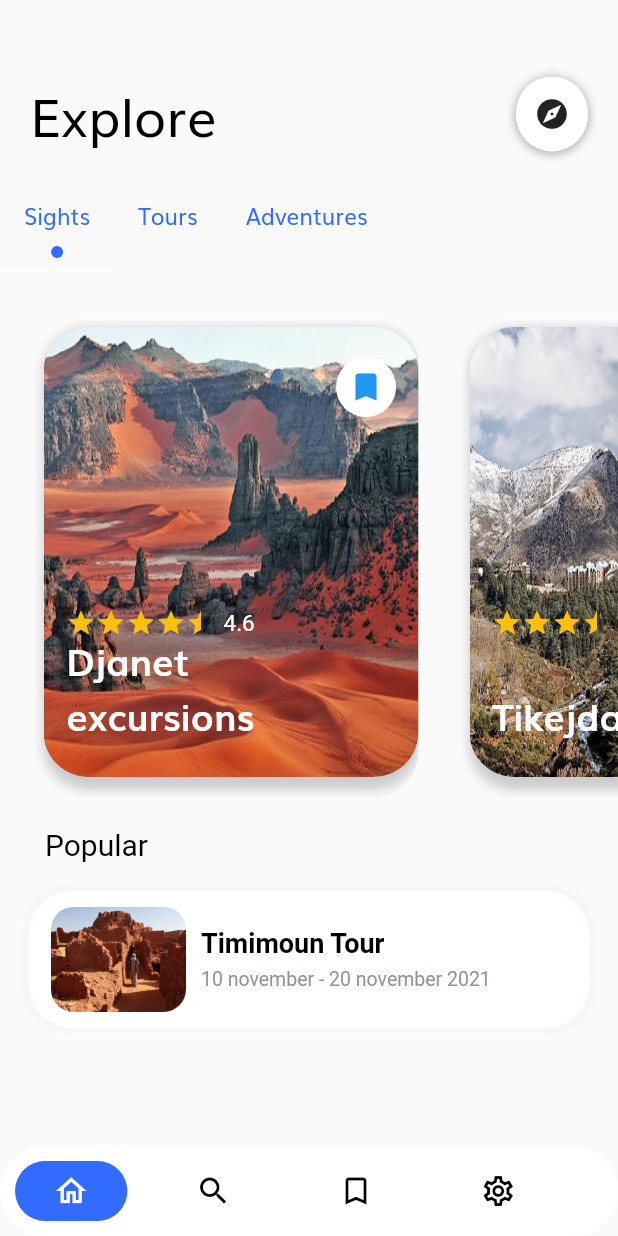
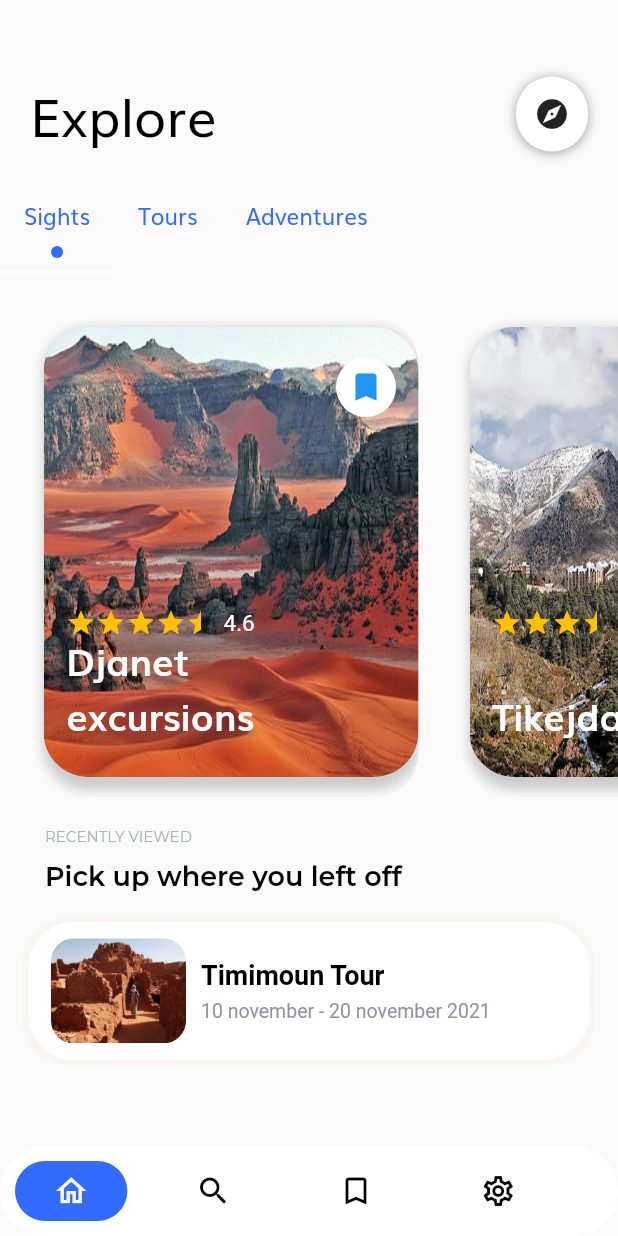
Before and after one commit to Djihanegh/FlutterTravelApp, a Flutter app: the screen it shows after launch, on a phone screen of 412 x 824 dp. Run offline on Flutter 3.47's test engine with Material 2 defaults, Android fonts, the phone set to English and light mode, and no system bars; drawn by our look-alikes of flutter_rating_bar; our stand-ins replace google_fonts; Roboto replaces fonts that are missing (Hind, Muli-Bold).

Commit message:
chnaged popular text

```diff
--- /dev/null
+++ b/lib/injection.dart
@@ -0,0 +1,10 @@
+/*import 'package:get_it/get_it.dart';
+import 'package:injectable/injectable.dart';
+import 'package:finished_notes_firebase_ddd_course/injection.iconfig.dart';
+
+final GetIt getIt = GetIt.instance;
+
+@injectableInit
+void configureInjection(String env) {
+  $initGetIt(getIt, environment: env);
+}*/
--- a/lib/presentation/pages/home/components/body.dart
+++ b/lib/presentation/pages/home/components/body.dart
@@ -1,5 +1,5 @@
 import 'package:flutter/material.dart';
-import 'package:travel_app/models/place.dart';
+import 'package:travel_app/data/models/place.dart';
 import 'package:travel_app/presentation/pages/home/components/popular_item.dart';
 import 'package:travel_app/presentation/pages/home/components/popular_text.dart';
 import 'package:travel_app/presentation/pages/home/components/sight_item.dart';
@@ -198,7 +198,10 @@ class _BodyState extends State<Body> with SingleTickerProviderStateMixin {
       Visibility(
         child: Padding(
             padding: EdgeInsets.only(top: 20),
-            child: Column(children: [
+            child: Column(
+                mainAxisAlignment: MainAxisAlignment.start,
+                crossAxisAlignment: CrossAxisAlignment.start,
+                children: [
               Container(
                   height: size.height * 0.4,
                   width: size.width,
@@ -221,7 +224,7 @@ class _BodyState extends State<Body> with SingleTickerProviderStateMixin {
                     },
                   )),
               Padding(
-                  padding: EdgeInsets.only(left: 30, right: 20, top: 20),
+                  padding: EdgeInsets.only(left: 30, right: 0, top: 20),
                   child: PopularText()),
               PopularItem(
                 name: "Timimoun Tour",
@@ -239,7 +242,11 @@ class _BodyState extends State<Body> with SingleTickerProviderStateMixin {
       Visibility(
         child: Padding(
             padding: EdgeInsets.only(top: 20),
-            child: Column(children: [
+            child: Column(
+                mainAxisAlignment: MainAxisAlignment.start,
+                crossAxisAlignment: CrossAxisAlignment.start,
+
+                children: [
               Container(
                   height: size.height * 0.4,
                   width: size.width,
@@ -265,7 +272,7 @@ class _BodyState extends State<Body> with SingleTickerProviderStateMixin {
                     },
                   )),
               Padding(
-                  padding: EdgeInsets.only(left: 30, right: 20, top: 20),
+                  padding: EdgeInsets.only(left: 30, right: 0, top: 20),
                   child: PopularText()),
               PopularItem(
                 name: "Tour",
@@ -282,8 +289,12 @@ class _BodyState extends State<Body> with SingleTickerProviderStateMixin {
       2,
       Visibility(
         child: Padding(
-            padding: EdgeInsets.only(top: 20),
-            child: Column(children: [
+            padding: EdgeInsets.only(top: 20 ),
+            child: Column(
+                mainAxisAlignment: MainAxisAlignment.start,
+                crossAxisAlignment: CrossAxisAlignment.start,
+
+                children: [
               Container(
                   height: size.height * 0.4,
                   width: size.width,
@@ -306,7 +317,7 @@ class _BodyState extends State<Body> with SingleTickerProviderStateMixin {
                     },
                   )),
               Padding(
-                  padding: EdgeInsets.only(left: 30, right: 20, top: 20),
+                  padding: EdgeInsets.only(left: 30, right: 0, top: 20),
                   child: PopularText()),
               PopularItem(
                 name: "Timimoun Tour",
--- a/lib/presentation/pages/home/components/popular_text.dart
+++ b/lib/presentation/pages/home/components/popular_text.dart
@@ -1,4 +1,5 @@
 import 'package:flutter/material.dart';
+import 'package:google_fonts/google_fonts.dart';
 import 'package:travel_app/utils/constants.dart';
 
 class PopularText extends StatelessWidget {
@@ -6,19 +7,31 @@ class PopularText extends StatelessWidget {
 
   @override
   Widget build(BuildContext context) {
-    return Row(
+    return Column(
+      mainAxisAlignment: MainAxisAlignment.start,
+      crossAxisAlignment: CrossAxisAlignment.start,
+      children: [
+        Text('RECENTLY VIEWED',
+            style: GoogleFonts.montserrat(
+                fontWeight: FontWeight.normal,
+                fontSize: 10,
+                color: KLightGreyy)),
+        SizedBox(
+          height: 10,
+        ),
+        Text("Pick up where you left off",
+            style: GoogleFonts.montserrat(
+                fontWeight: FontWeight.w600,
+                fontSize: 18,
+                color: Colors.black)),
+      ],
+    );
+
+    /*  Row(
       mainAxisAlignment: MainAxisAlignment.spaceBetween,
       children: [
-        Text(
-          "Popular",
-          style: TextStyle(
-              fontFamily: 'Muli-Bold',
-              color: Colors.black,
-              fontSize: 20,
-             ),
-        ),
 
       ],
-    );
+    );*/
   }
 }
--- a/lib/utils/constants.dart
+++ b/lib/utils/constants.dart
@@ -17,3 +17,4 @@ const theme = const TextTheme(
 const KPrimaryColor = Color(0xFF316bff);
 const KSecondaryColor = Color(0xFF8e94a3);
 const KLightGrey = Color(0xFFDCEBEF);
+const KLightGreyy = Color(0xFFADB3BC);
```
Also changed, not shown: pubspec.yaml (+11 -0 lines), lib/data/models/place.dart (renamed from lib/models/place.dart), pubspec.lock, 7 other files.
